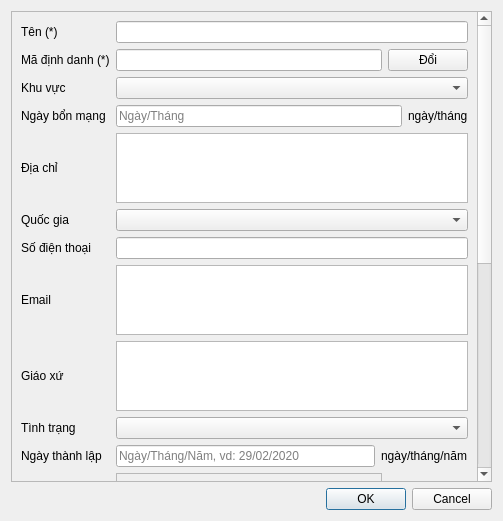
This is app/view/dialog/dlgcommunity.ui in emtrai/hrm_monastery as Qt 5 draws it before an edit. The edited form follows.
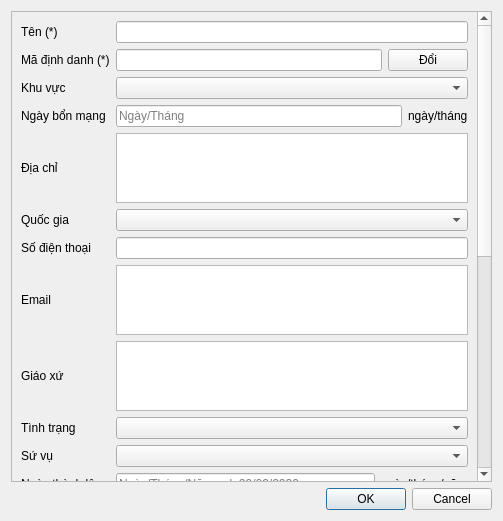
This is the edited form. Icons and pictures are not drawn.

```diff
--- a/app/view/dialog/dlgcommunity.ui
+++ b/app/view/dialog/dlgcommunity.ui
@@ -23,9 +23,9 @@
       <property name="geometry">
        <rect>
         <x>0</x>
-        <y>0</y>
+        <y>-335</y>
         <width>462</width>
-        <height>1025</height>
+        <height>1061</height>
        </rect>
       </property>
       <layout class="QVBoxLayout" name="verticalLayout_2">
@@ -292,6 +292,16 @@
            </item>
           </layout>
          </item>
+         <item row="11" column="0">
+          <widget class="QLabel" name="label_20">
+           <property name="text">
+            <string>Sứ vụ</string>
+           </property>
+          </widget>
+         </item>
+         <item row="11" column="1">
+          <widget class="QComboBox" name="cbMission"/>
+         </item>
         </layout>
        </item>
        <item>
```
